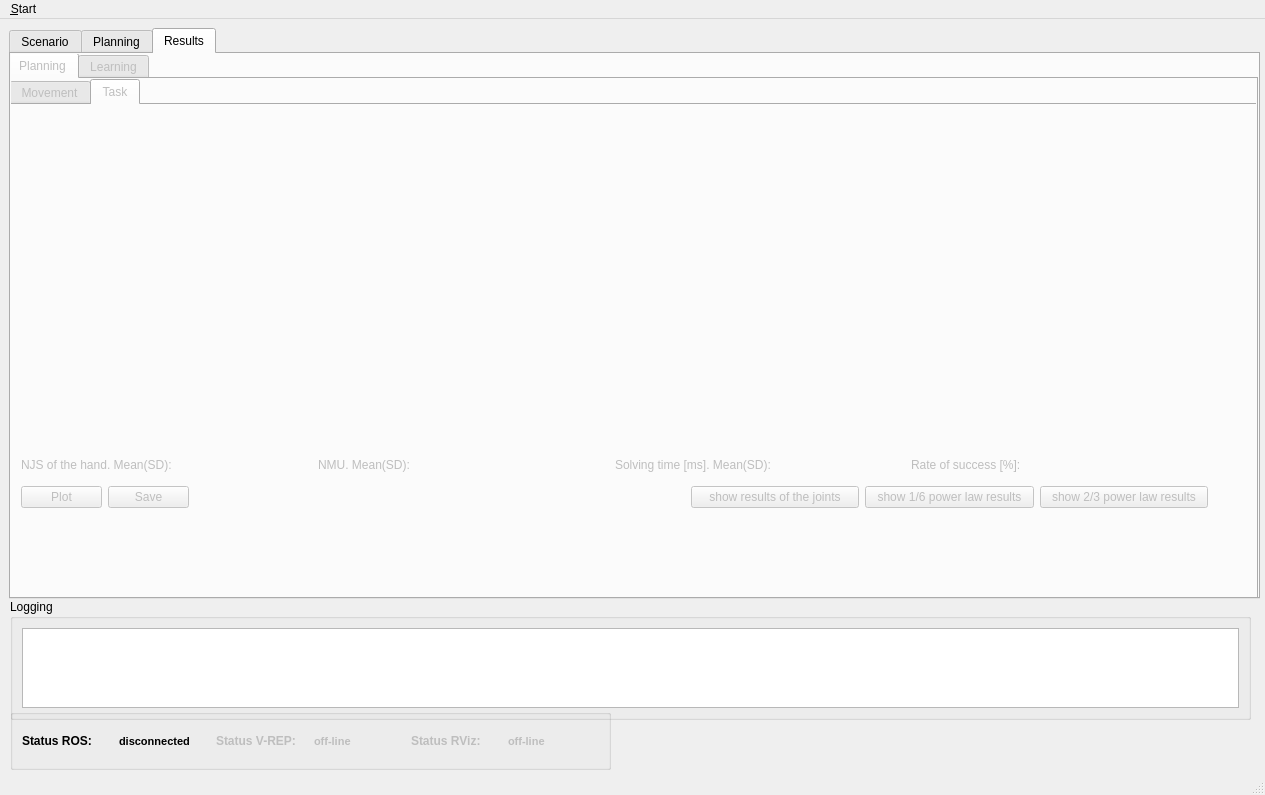
Above: ui/main_window.ui from zohannn/motion_manager before the change. Below: the same form after it.
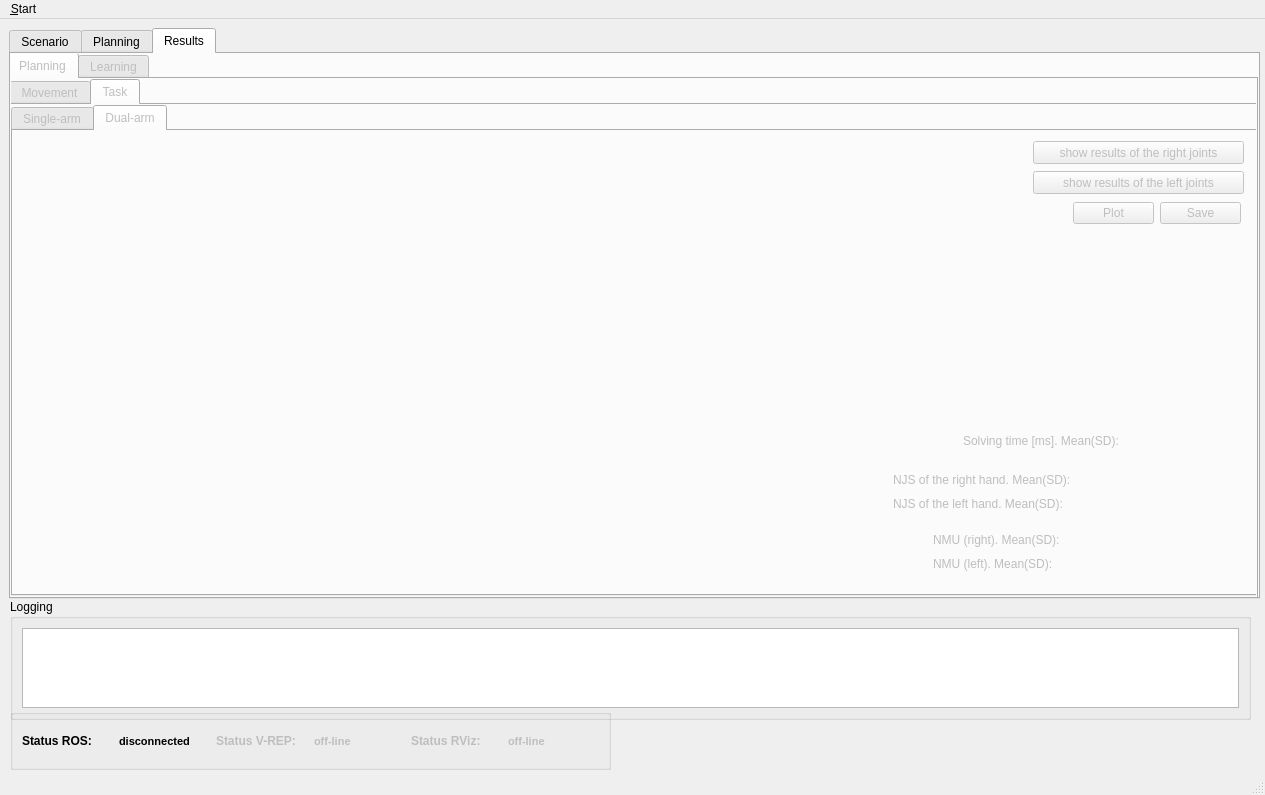
That is the form after the change. The open tabs and pages were chosen to show the change. Icons and pictures are not drawn. Custom widgets are drawn as their Qt base class.

Commit message: dual arm task resutls working on

The edit to the form file:
```diff
--- a/ui/main_window.ui
+++ b/ui/main_window.ui
@@ -1484,11 +1484,45 @@
          <attribute name="title">
           <string>Task</string>
          </attribute>
+         <widget class="QTabWidget" name="tabWidget_plan_task">
+          <property name="geometry">
+           <rect>
+            <x>0</x>
+            <y>0</y>
+            <width>1251</width>
+            <height>491</height>
+           </rect>
+          </property>
+          <property name="currentIndex">
+           <number>1</number>
+          </property>
+          <widget class="QWidget" name="tab_task_single">
+           <attribute name="title">
+            <string>Single-arm</string>
+           </attribute>
+           <widget class="QWidget" name="layoutWidget">
+            <property name="geometry">
+             <rect>
+              <x>20</x>
+              <y>10</y>
+              <width>1191</width>
+              <height>361</height>
+             </rect>
+            </property>
+            <layout class="QHBoxLayout" name="horizontalLayout_13">
+             <item>
+              <widget class="QWidget" name="plot_hand_pos_task" native="true"/>
+             </item>
+             <item>
+              <widget class="QCustomPlot" name="plot_hand_vel_task" native="true"/>
+             </item>
+            </layout>
+           </widget>
          <widget class="QWidget" name="layoutWidget">
           <property name="geometry">
            <rect>
             <x>10</x>
-            <y>350</y>
+              <y>380</y>
             <width>1181</width>
             <height>20</height>
            </rect>
@@ -1572,12 +1606,12 @@
           <property name="geometry">
            <rect>
             <x>10</x>
-            <y>10</y>
-            <width>1181</width>
-            <height>331</height>
-           </rect>
-          </property>
-          <layout class="QHBoxLayout" name="horizontalLayout_13">
+              <y>420</y>
+              <width>168</width>
+              <height>25</height>
+             </rect>
+            </property>
+            <layout class="QHBoxLayout" name="horizontalLayout_23">
            <item>
             <widget class="QWidget" name="plot_hand_pos_task" native="true"/>
            </item>
@@ -1589,8 +1623,8 @@
          <widget class="QWidget" name="layoutWidget">
           <property name="geometry">
            <rect>
-            <x>680</x>
-            <y>380</y>
+              <x>720</x>
+              <y>420</y>
             <width>517</width>
             <height>25</height>
            </rect>
@@ -1622,31 +1656,218 @@
            </item>
           </layout>
          </widget>
-         <widget class="QWidget" name="layoutWidget">
+          </widget>
+          <widget class="QWidget" name="tab_task_dual">
+           <attribute name="title">
+            <string>Dual-arm</string>
+           </attribute>
+           <widget class="QWidget" name="layoutWidget_4">
           <property name="geometry">
            <rect>
             <x>10</x>
-            <y>380</y>
+              <y>10</y>
+              <width>851</width>
+              <height>441</height>
+             </rect>
+            </property>
+            <layout class="QVBoxLayout" name="verticalLayout_15">
+             <item>
+              <layout class="QHBoxLayout" name="horizontalLayout_36">
+               <item>
+                <widget class="QWidget" name="plot_hand_pos_task_right" native="true"/>
+               </item>
+               <item>
+                <widget class="QCustomPlot" name="plot_hand_vel_task_right" native="true"/>
+               </item>
+              </layout>
+             </item>
+             <item>
+              <layout class="QHBoxLayout" name="horizontalLayout_37">
+               <item>
+                <widget class="QWidget" name="plot_hand_pos_task_left" native="true"/>
+               </item>
+               <item>
+                <widget class="QCustomPlot" name="plot_hand_vel_task_left" native="true"/>
+               </item>
+              </layout>
+             </item>
+            </layout>
+           </widget>
+           <widget class="QWidget" name="layoutWidget_5">
+            <property name="geometry">
+             <rect>
+              <x>950</x>
+              <y>300</y>
+              <width>281</width>
+              <height>20</height>
+             </rect>
+            </property>
+            <layout class="QHBoxLayout" name="horizontalLayout_38">
+             <item>
+              <widget class="QLabel" name="label_solv_time_task_dual">
+               <property name="text">
+                <string>Solving time [ms]. Mean(SD):</string>
+               </property>
+              </widget>
+             </item>
+             <item>
+              <widget class="QLabel" name="label_solv_time_task_dual_value">
+               <property name="text">
+                <string/>
+               </property>
+              </widget>
+             </item>
+            </layout>
+           </widget>
+           <widget class="QWidget" name="layoutWidget_6">
+            <property name="geometry">
+             <rect>
+              <x>1060</x>
+              <y>70</y>
             <width>168</width>
             <height>25</height>
            </rect>
           </property>
-          <layout class="QHBoxLayout" name="horizontalLayout_23">
+            <layout class="QHBoxLayout" name="horizontalLayout_39">
            <item>
-            <widget class="QPushButton" name="pushButton_plot_task">
+              <widget class="QPushButton" name="pushButton_plot_task_dual">
              <property name="text">
               <string>Plot</string>
              </property>
             </widget>
            </item>
            <item>
-            <widget class="QPushButton" name="pushButton_save_res_task">
+              <widget class="QPushButton" name="pushButton_save_res_task_dual">
              <property name="text">
               <string>Save</string>
              </property>
             </widget>
            </item>
           </layout>
+           </widget>
+           <widget class="QPushButton" name="pushButton_joints_results_task_right">
+            <property name="geometry">
+             <rect>
+              <x>1020</x>
+              <y>10</y>
+              <width>211</width>
+              <height>23</height>
+             </rect>
+            </property>
+            <property name="text">
+             <string>show results of the right joints</string>
+            </property>
+           </widget>
+           <widget class="QPushButton" name="pushButton_joints_results_task_left">
+            <property name="geometry">
+             <rect>
+              <x>1020</x>
+              <y>40</y>
+              <width>211</width>
+              <height>23</height>
+             </rect>
+            </property>
+            <property name="text">
+             <string>show results of the left joints</string>
+            </property>
+           </widget>
+           <widget class="QWidget" name="layoutWidget">
+            <property name="geometry">
+             <rect>
+              <x>880</x>
+              <y>340</y>
+              <width>351</width>
+              <height>42</height>
+             </rect>
+            </property>
+            <layout class="QVBoxLayout" name="verticalLayout_16">
+             <item>
+              <layout class="QHBoxLayout" name="horizontalLayout_41">
+               <item>
+                <widget class="QLabel" name="label_cost_hand_right_task">
+                 <property name="text">
+                  <string>NJS of the right hand. Mean(SD): </string>
+                 </property>
+                </widget>
+               </item>
+               <item>
+                <widget class="QLabel" name="label_cost_hand_right_value_task">
+                 <property name="text">
+                  <string/>
+                 </property>
+                </widget>
+               </item>
+              </layout>
+             </item>
+             <item>
+              <layout class="QHBoxLayout" name="horizontalLayout_42">
+               <item>
+                <widget class="QLabel" name="label_cost_hand_left_task">
+                 <property name="text">
+                  <string>NJS of the left hand. Mean(SD): </string>
+                 </property>
+                </widget>
+               </item>
+               <item>
+                <widget class="QLabel" name="label_cost_hand_left_value_task">
+                 <property name="text">
+                  <string/>
+                 </property>
+                </widget>
+               </item>
+              </layout>
+             </item>
+            </layout>
+           </widget>
+           <widget class="QWidget" name="layoutWidget">
+            <property name="geometry">
+             <rect>
+              <x>920</x>
+              <y>400</y>
+              <width>311</width>
+              <height>42</height>
+             </rect>
+            </property>
+            <layout class="QVBoxLayout" name="verticalLayout_17">
+             <item>
+              <layout class="QHBoxLayout" name="horizontalLayout_44">
+               <item>
+                <widget class="QLabel" name="label_nmu_hand_right_task">
+                 <property name="text">
+                  <string>NMU (right). Mean(SD): </string>
+                 </property>
+                </widget>
+               </item>
+               <item>
+                <widget class="QLabel" name="label_nmu_hand_right_value_task">
+                 <property name="text">
+                  <string/>
+                 </property>
+                </widget>
+               </item>
+              </layout>
+             </item>
+             <item>
+              <layout class="QHBoxLayout" name="horizontalLayout_45">
+               <item>
+                <widget class="QLabel" name="label_nmu_hand_left_task">
+                 <property name="text">
+                  <string>NMU (left). Mean(SD): </string>
+                 </property>
+                </widget>
+               </item>
+               <item>
+                <widget class="QLabel" name="label_nmu_hand_left_value_task">
+                 <property name="text">
+                  <string/>
+                 </property>
+                </widget>
+               </item>
+              </layout>
+             </item>
+            </layout>
+           </widget>
+          </widget>
          </widget>
         </widget>
        </widget>
```
Left out of the diff: 18 changed lines with no effect on the pictures. Lines whose indentation alone changed are shown as unchanged. The commit also changes 9 other files.
